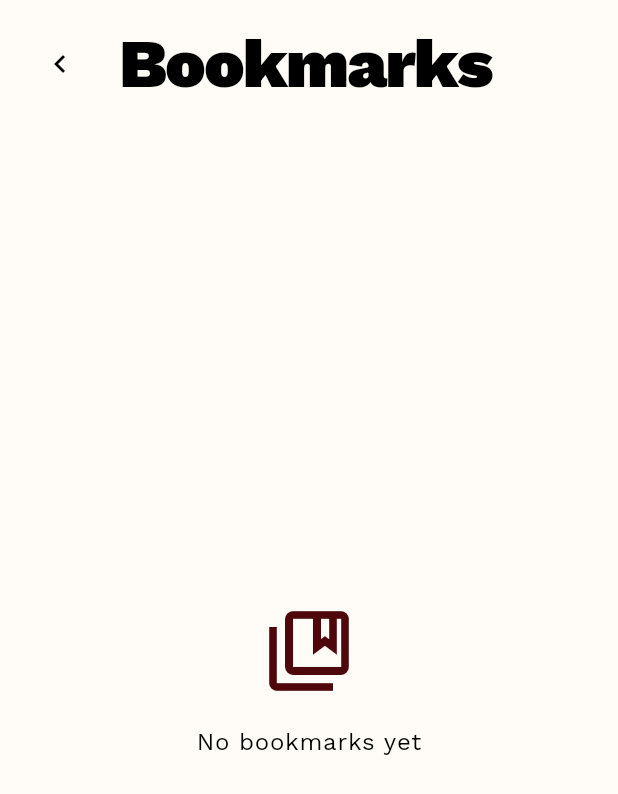
After one commit to dienoov/restawurant, a Flutter app: the BookmarksScreen screen opened by its route, on a phone screen of 412 x 824 dp. The commit adds this screen. Shown: the top 794 px of the screen. Run offline on Flutter 3.47's test engine with Material 3 defaults, Android fonts, the phone set to English and light mode, and no system bars; our stand-ins replace google_fonts, lottie; network calls fail.

Commit message:
feat: implement bookmarks screen

```diff
--- a/lib/main.dart
+++ b/lib/main.dart
@@ -1,8 +1,10 @@
 import 'package:flutter/material.dart';
 import 'package:provider/provider.dart';
 import 'package:restawurant/apis/restaurants.dart';
+import 'package:restawurant/providers/bookmarks.dart';
 import 'package:restawurant/providers/restaurant.dart';
 import 'package:restawurant/providers/restaurants.dart';
+import 'package:restawurant/screens/bookmarks.dart';
 import 'package:restawurant/screens/home.dart';
 import 'package:restawurant/screens/restaurant.dart';
 import 'package:restawurant/styles/theme.dart';
@@ -17,6 +19,7 @@ void main() {
         ChangeNotifierProvider(
           create: (context) => RestaurantProvider(RestaurantsApi()),
         ),
+        ChangeNotifierProvider(create: (context) => BookmarksProvider()),
       ],
       child: const Restawurant(),
     ),
@@ -29,6 +32,7 @@ class Restawurant extends StatelessWidget {
   @override
   Widget build(BuildContext context) {
     return MaterialApp(
+      debugShowCheckedModeBanner: false,
       title: 'Restawurant',
       theme: RestawurantThemeData.lightTheme,
       darkTheme: RestawurantThemeData.darkTheme,
@@ -39,6 +43,7 @@ class Restawurant extends StatelessWidget {
             (context) => RestaurantScreen(
               id: ModalRoute.of(context)?.settings.arguments as String,
             ),
+        '/bookmarks': (context) => const BookmarksScreen(),
       },
     );
   }
--- /dev/null
+++ b/lib/screens/bookmarks.dart
@@ -0,0 +1,75 @@
+import 'package:flutter/material.dart';
+import 'package:provider/provider.dart';
+import 'package:restawurant/providers/bookmarks.dart';
+import 'package:restawurant/widgets/restaurant_card.dart';
+
+class BookmarksScreen extends StatelessWidget {
+  const BookmarksScreen({super.key});
+
+  @override
+  Widget build(BuildContext context) {
+    return SafeArea(
+      child: Scaffold(
+        body: Column(
+          crossAxisAlignment: CrossAxisAlignment.start,
+          children: [
+            Container(
+              padding: const EdgeInsets.all(16),
+              child: Row(
+                children: [
+                  IconButton(
+                    icon: const Icon(Icons.chevron_left),
+                    iconSize: 24,
+                    onPressed: () {
+                      Navigator.pop(context);
+                    },
+                  ),
+                  const SizedBox(width: 16),
+                  Text(
+                    'Bookmarks',
+                    style: Theme.of(context).textTheme.displayMedium?.copyWith(
+                      fontWeight: FontWeight.w900,
+                    ),
+                    overflow: TextOverflow.ellipsis,
+                  ),
+                ],
+              ),
+            ),
+            Expanded(
+              child: Consumer<BookmarksProvider>(
+                builder: (context, value, child) {
+                  return switch (value.bookmarks.isEmpty) {
+                    true => Center(
+                      child: Column(
+                        mainAxisAlignment: MainAxisAlignment.center,
+                        children: [
+                          Icon(
+                            Icons.collections_bookmark_outlined,
+                            size: 64,
+                            color: Theme.of(context).colorScheme.error,
+                          ),
+                          const SizedBox.square(dimension: 16),
+                          Text(
+                            'No bookmarks yet',
+                            style: Theme.of(context).textTheme.bodyLarge,
+                          ),
+                        ],
+                      ),
+                    ),
+                    false => ListView.builder(
+                      itemCount: value.bookmarks.length,
+                      itemBuilder: (context, index) {
+                        final restaurant = value.bookmarks[index];
+                        return RestaurantCard(restaurant: restaurant);
+                      },
+                    ),
+                  };
+                },
+              ),
+            ),
+          ],
+        ),
+      ),
+    );
+  }
+}
--- a/lib/widgets/header.dart
+++ b/lib/widgets/header.dart
@@ -33,7 +33,9 @@ class Header extends StatelessWidget {
               color: Theme.of(context).colorScheme.surface,
               icon: const Icon(Icons.bookmark_outline),
               iconSize: 24,
-              onPressed: () {},
+              onPressed: () {
+                Navigator.pushNamed(context, '/bookmarks');
+              },
             ),
           ),
         ],
```
Also changed, not shown: lib/screens/restaurant.dart (+27 -5 lines).
